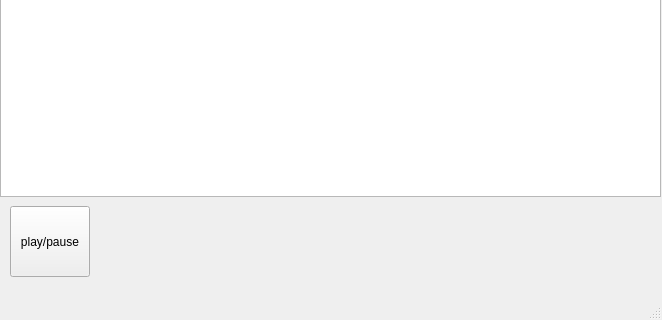
The window that mainwindow.ui (f33dir/EzPlayer) describes before a commit, drawn with Qt 5; both pictures show x 0 to 662 and y 361 to 681 of the 662 by 681 pixel window.
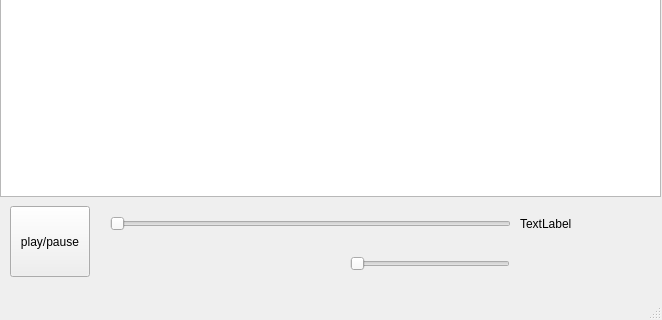
The same window after the commit.

Commit message: started to add sliders

```diff
--- a/mainwindow.ui
+++ b/mainwindow.ui
@@ -598,6 +598,45 @@
      </rect>
     </property>
    </widget>
+   <widget class="QSlider" name="horizontalSlider">
+    <property name="geometry">
+     <rect>
+      <x>110</x>
+      <y>560</y>
+      <width>401</width>
+      <height>16</height>
+     </rect>
+    </property>
+    <property name="orientation">
+     <enum>Qt::Horizontal</enum>
+    </property>
+   </widget>
+   <widget class="QSlider" name="horizontalSlider_2">
+    <property name="geometry">
+     <rect>
+      <x>350</x>
+      <y>600</y>
+      <width>160</width>
+      <height>16</height>
+     </rect>
+    </property>
+    <property name="orientation">
+     <enum>Qt::Horizontal</enum>
+    </property>
+   </widget>
+   <widget class="QLabel" name="label_6">
+    <property name="geometry">
+     <rect>
+      <x>520</x>
+      <y>560</y>
+      <width>111</width>
+      <height>16</height>
+     </rect>
+    </property>
+    <property name="text">
+     <string>TextLabel</string>
+    </property>
+   </widget>
   </widget>
   <widget class="QMenuBar" name="menuBar">
    <property name="geometry">
```
The commit also changes 5 other files.
